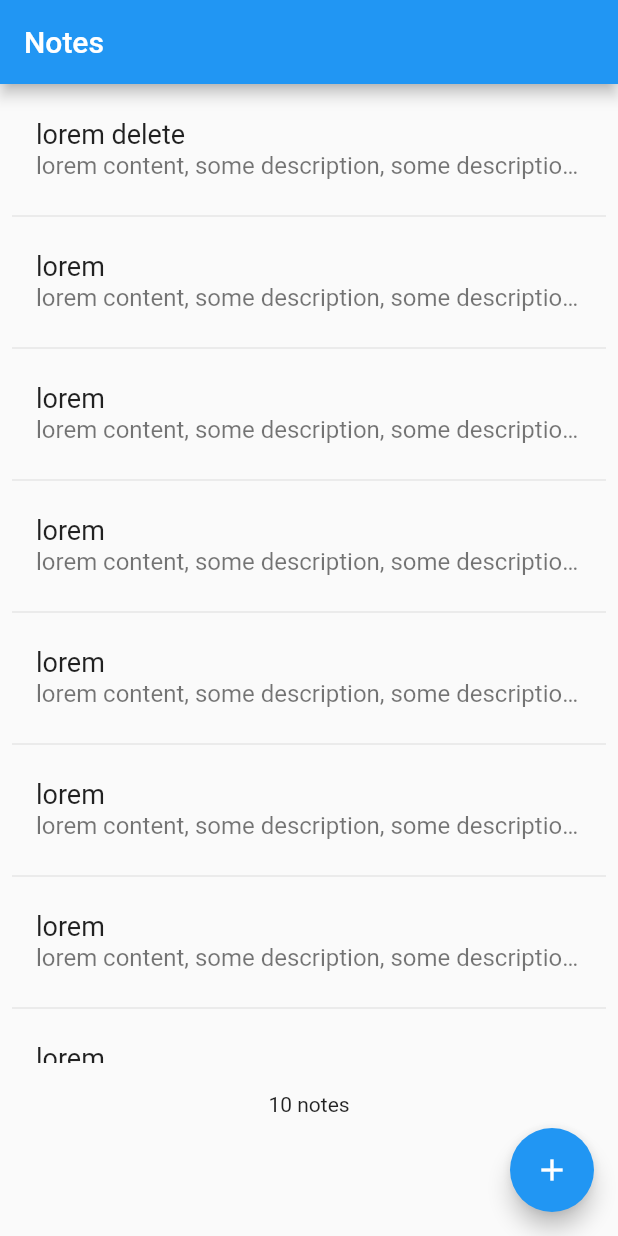
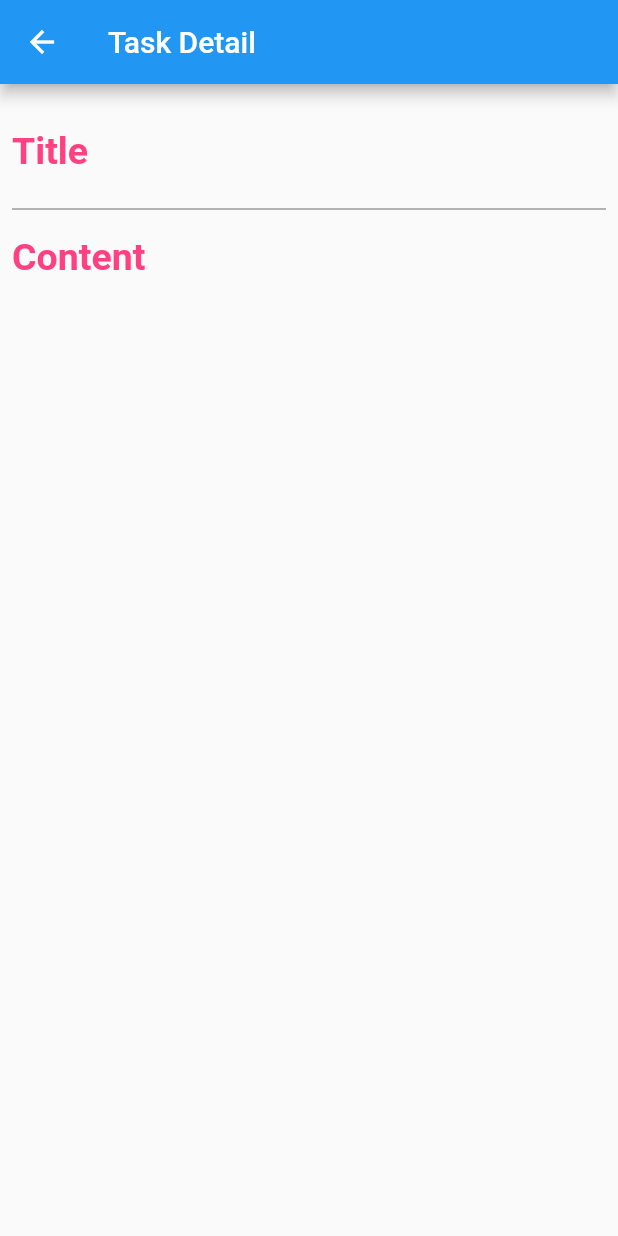
Before and after one commit to trongduc1509/todolist, a Flutter app: the screen it shows after launch, after a tap on the "add" icon, on a phone screen of 412 x 824 dp. Run offline on Flutter 3.47's test engine with Material 2 defaults, Android fonts, the phone set to English and light mode, and no system bars; drawn by our look-alikes of flutter_slidable.

Commit message:
Task_Detail UI

```diff
--- a/lib/main.dart
+++ b/lib/main.dart
@@ -1,5 +1,7 @@
 import 'package:flutter/material.dart';
 import './screens/todo_tasks.dart';
+import './screens/task_detail.dart';
+import './models/task.dart';
 
 void main() {
   runApp(const MyApp());
@@ -16,7 +18,23 @@ class MyApp extends StatelessWidget {
       theme: ThemeData(
         primarySwatch: Colors.blue,
       ),
-      home: ToDoTasks(),
+      initialRoute: ToDoTasks.id,
+      routes: {
+        ToDoTasks.id: (_) => const ToDoTasks(),
+      },
+      onGenerateRoute: (settings) {
+        if (settings.name == TaskDetail.id) {
+          return MaterialPageRoute(builder: (context) {
+            if (settings.arguments != null) {
+              final args = settings.arguments as Task;
+              return TaskDetail(task: args);
+            }
+            return const TaskDetail(task: null);
+          });
+        }
+        assert(false, 'Need to implement ${settings.name}');
+        return null;
+      },
     );
   }
 }
--- /dev/null
+++ b/lib/screens/task_detail.dart
@@ -0,0 +1,118 @@
+import 'package:flutter/material.dart';
+import '../models/task.dart';
+
+class TaskDetail extends StatefulWidget {
+  static const id = 'task_detail_screen';
+
+  final Task? task;
+
+  const TaskDetail({Key? key, this.task}) : super(key: key);
+
+  @override
+  State<TaskDetail> createState() => _TaskDetailState();
+}
+
+class _TaskDetailState extends State<TaskDetail> {
+  final _taskTitleController = TextEditingController();
+  final _taskContentController = TextEditingController();
+  bool _onChange = false;
+
+  @override
+  void initState() {
+    // TODO: implement initState
+    super.initState();
+    Task? task = widget.task;
+    if (task != null) {
+      _taskTitleController.text = task.title;
+      _taskContentController.text = task.content;
+    }
+    _taskTitleController.addListener(() => setState(() => _onChange = true));
+    _taskContentController.addListener(() => setState(() => _onChange = true));
+  }
+
+  Future<bool?> _onBackPressed(BuildContext context) async => showDialog<bool>(
+      context: context,
+      builder: (context) => AlertDialog(
+            title: const Text('Pls fill title of this task'),
+            actions: [
+              ElevatedButton(
+                  onPressed: () => Navigator.pop(context, false),
+                  child: const Text('OK'))
+            ],
+          ));
+
+  @override
+  Widget build(BuildContext context) {
+    return WillPopScope(
+      onWillPop: () async {
+        if (_taskTitleController.text.isEmpty &&
+            _taskContentController.text.isNotEmpty) {
+          final warning = await _onBackPressed(context);
+          return warning ?? false;
+        }
+        return true;
+      },
+      child: Scaffold(
+        appBar: AppBar(
+          title: const Text('Task Detail'),
+          actions: [
+            _onChange
+                ? TextButton(
+                    onPressed: () {
+                      if (_taskTitleController.text.isEmpty) {}
+                    },
+                    child: const Text(
+                      'DONE',
+                      style: TextStyle(color: Colors.white),
+                    ))
+                : Container(),
+          ],
+        ),
+        body: Padding(
+          padding: const EdgeInsets.all(8.0),
+          child: Column(
+            children: [
+              Flexible(
+                flex: 1,
+                child: TextField(
+                  style: const TextStyle(
+                      fontSize: 25.0, fontWeight: FontWeight.bold),
+                  controller: _taskTitleController,
+                  maxLines: null,
+                  decoration: const InputDecoration(
+                    hintText: 'Title...',
+                    label: Text(
+                      'Title',
+                      style: TextStyle(
+                          fontSize: 25.0,
+                          color: Colors.pinkAccent,
+                          fontWeight: FontWeight.bold),
+                    ),
+                  ),
+                ),
+              ),
+              Flexible(
+                flex: 3,
+                child: TextField(
+                  style: const TextStyle(fontSize: 20.0),
+                  controller: _taskContentController,
+                  maxLines: null,
+                  decoration: const InputDecoration(
+                      hintText: 'Content...',
+                      label: Text(
+                        'Content',
+                        style: TextStyle(
+                            fontSize: 25.0,
+                            color: Colors.pinkAccent,
+                            fontWeight: FontWeight.bold),
+                      ),
+                      border: InputBorder.none),
+                ),
+              )
+            ],
+          ),
+        ),
+      ),
+    );
+  }
+}
--- a/lib/screens/todo_tasks.dart
+++ b/lib/screens/todo_tasks.dart
@@ -1,8 +1,11 @@
 import 'package:flutter/material.dart';
 import 'package:flutter_slidable/flutter_slidable.dart';
+import 'package:todolist/screens/task_detail.dart';
 import '../models/task.dart';
 
 class ToDoTasks extends StatefulWidget {
+  static const id = 'todo_tasks_screen';
+
   const ToDoTasks({Key? key}) : super(key: key);
 
   @override
@@ -23,7 +26,7 @@ class _ToDoTasksState extends State<ToDoTasks> {
     Task(title: "lorem"),
   ];
 
-  Widget _buildRow(Task singleTask) {
+  Widget _buildRow(BuildContext context, Task singleTask) {
     return Slidable(
       endActionPane: ActionPane(
         motion: const DrawerMotion(),
@@ -51,6 +54,11 @@ class _ToDoTasksState extends State<ToDoTasks> {
           overflow: TextOverflow.ellipsis,
           style: const TextStyle(fontSize: 16.0),
         ),
+        onTap: () async {
+          final result = await Navigator.of(context)
+              .pushNamed(TaskDetail.id, arguments: singleTask);
+          if (result == true) {}
+        },
       ),
     );
   }
@@ -71,7 +79,8 @@ class _ToDoTasksState extends State<ToDoTasks> {
                 heightFactor: 0.9,
                 child: ListView.separated(
                   itemCount: _taskList.length,
-                  itemBuilder: (context, index) => _buildRow(_taskList[index]),
+                  itemBuilder: (context, index) =>
+                      _buildRow(context, _taskList[index]),
                   separatorBuilder: (context, index) => const Divider(),
                 ),
               ),
@@ -79,12 +88,15 @@ class _ToDoTasksState extends State<ToDoTasks> {
             const SizedBox(
               height: 20.0,
             ),
-            Center(child: Text("${_taskList.length} notes")),
+            Center(child: Text("${_taskList.length} tasks to do")),
           ],
         ),
       ),
       floatingActionButton: FloatingActionButton(
-        onPressed: () {},
+        onPressed: () async {
+          final result = await Navigator.of(context).pushNamed(TaskDetail.id);
+          if (result == true) {}
+        },
         child: const Icon(Icons.add),
       ),
     );
--- a/pubspec.yaml
+++ b/pubspec.yaml
@@ -35,6 +35,7 @@ dependencies:
   # Use with the CupertinoIcons class for iOS style icons.
   cupertino_icons: ^1.0.2
   flutter_slidable: ^1.3.0
+  sqflite: ^2.0.2+1
 
 dev_dependencies:
   flutter_test:
```
Also changed, not shown: pubspec.lock, 10 other files.
